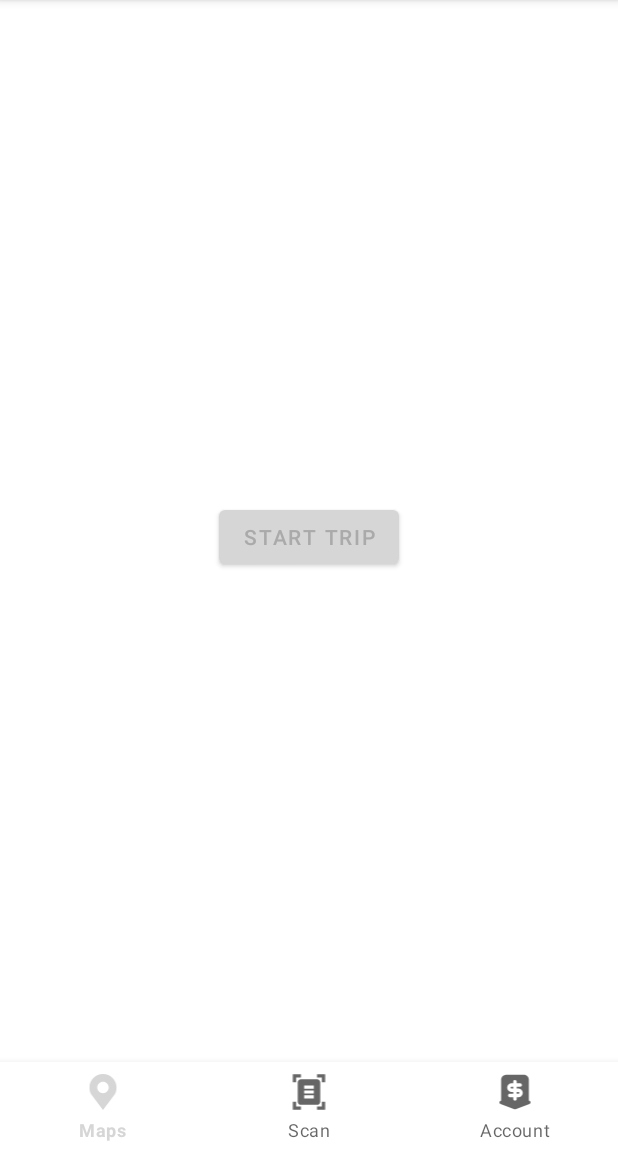
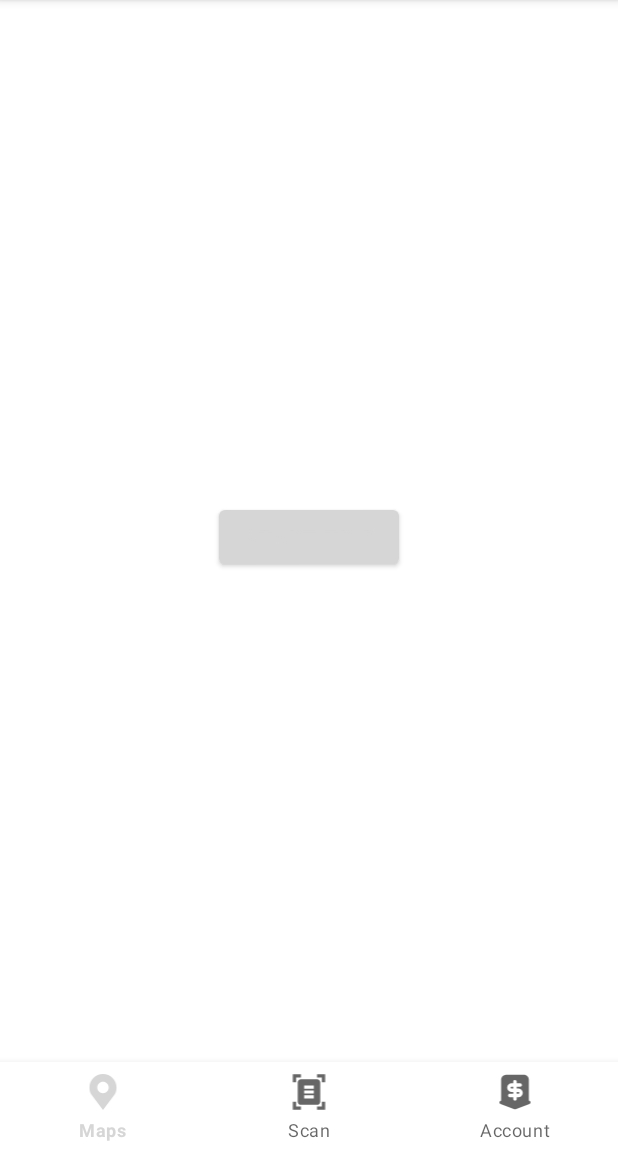
Before and after one commit to aknbln/Relex-Kotlin, an Android app: the screen it shows after launch (MainActivity), on a phone screen of 412 x 824 dp, the part 84-1236 px from its top. Run offline under Robolectric (Android 15) with nearby library versions, the phone set to English and light mode, and no system bars; 2 statements that could not run were skipped.

Commit message:
color fix for start trip

```diff
--- a/app/src/main/java/com/example/relex20/map/MapsFragment.kt
+++ b/app/src/main/java/com/example/relex20/map/MapsFragment.kt
@@ -162,7 +162,7 @@ class MapsFragment : Fragment(){
                             println(sharedViewModel.distance.value)
 
                             // on below line we are adding marker to that position.
-                            mMap?.addMarker(MarkerOptions().position(dest).title(location))
+                             mMap?.addMarker(MarkerOptions().position(dest).title(location))
 
                             val builder = LatLngBounds.Builder()
                             curPosition?.let { builder.include(it) }
@@ -170,7 +170,6 @@ class MapsFragment : Fragment(){
 
                             val bounds = builder.build()
                             val width = resources.displayMetrics.widthPixels
-                            val height = resources.displayMetrics.heightPixels
 
 
                             val padding = width * 0.3 // offset from edges of the map in pixels
--- a/app/src/main/res/layout/fragment_start_trip.xml
+++ b/app/src/main/res/layout/fragment_start_trip.xml
@@ -16,10 +16,12 @@
         android:layout_marginStart="8dp"
         android:layout_marginTop="8dp"
         android:layout_marginEnd="8dp"
-        android:text="Start Trip"
+        android:text="@string/start_trip"
         app:layout_constraintBottom_toBottomOf="parent"
         app:layout_constraintEnd_toEndOf="parent"
         app:layout_constraintStart_toStartOf="parent"
-        app:layout_constraintTop_toTopOf="parent"/>
+        app:layout_constraintTop_toTopOf="parent"
+        android:textColor="@color/white"
+        />
 
 </androidx.constraintlayout.widget.ConstraintLayout>
--- a/app/src/main/res/values/strings.xml
+++ b/app/src/main/res/values/strings.xml
@@ -24,4 +24,5 @@
     <string name="current_location">Current Location</string>
     <string name="_0_00">0.00$</string>
     <string name="distance_remaining">Distance Remaining:</string>
+    <string name="start_trip">Start Trip</string>
 </resources>
```
